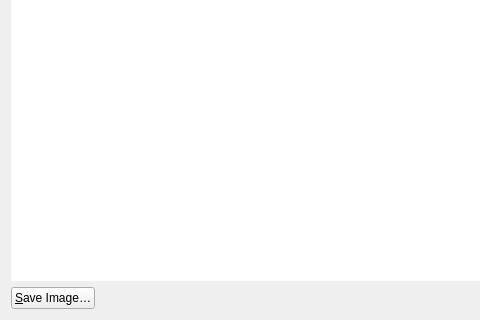
Above: src/qt/forms/qrdialog.ui from gogryphon/gryphoonmoon before the change; both pictures show x 0 to 480 and y 378 to 698 of the 670 by 698 pixel window. Below: the same form after it.
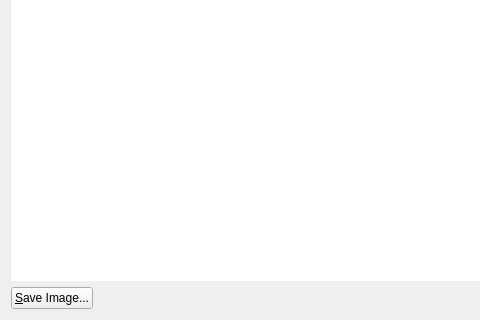
That is the form after the change. Custom widgets are drawn as their Qt base class.

The edit to the form file:
```diff
--- a/src/qt/forms/qrdialog.ui
+++ b/src/qt/forms/qrdialog.ui
@@ -82,7 +82,7 @@
      <item>
       <widget class="QPushButton" name="button_saveImage">
        <property name="text">
-        <string>&amp;Save Image…</string>
+        <string>&amp;Save Image...</string>
        </property>
        <property name="autoDefault">
         <bool>false</bool>
```
